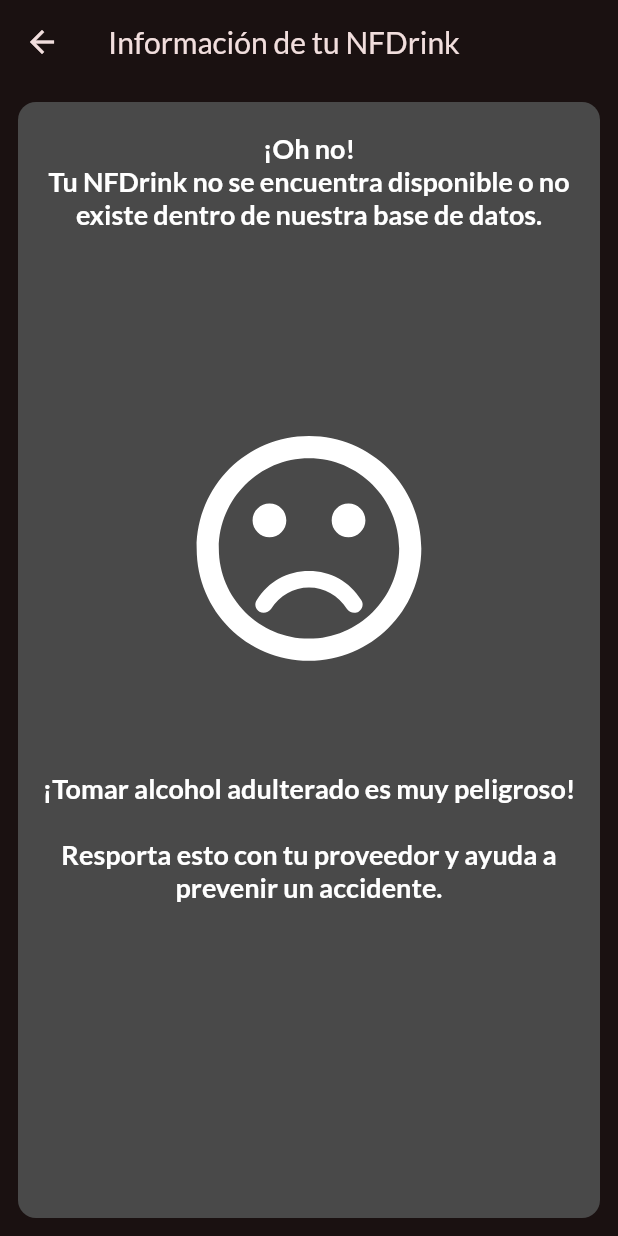
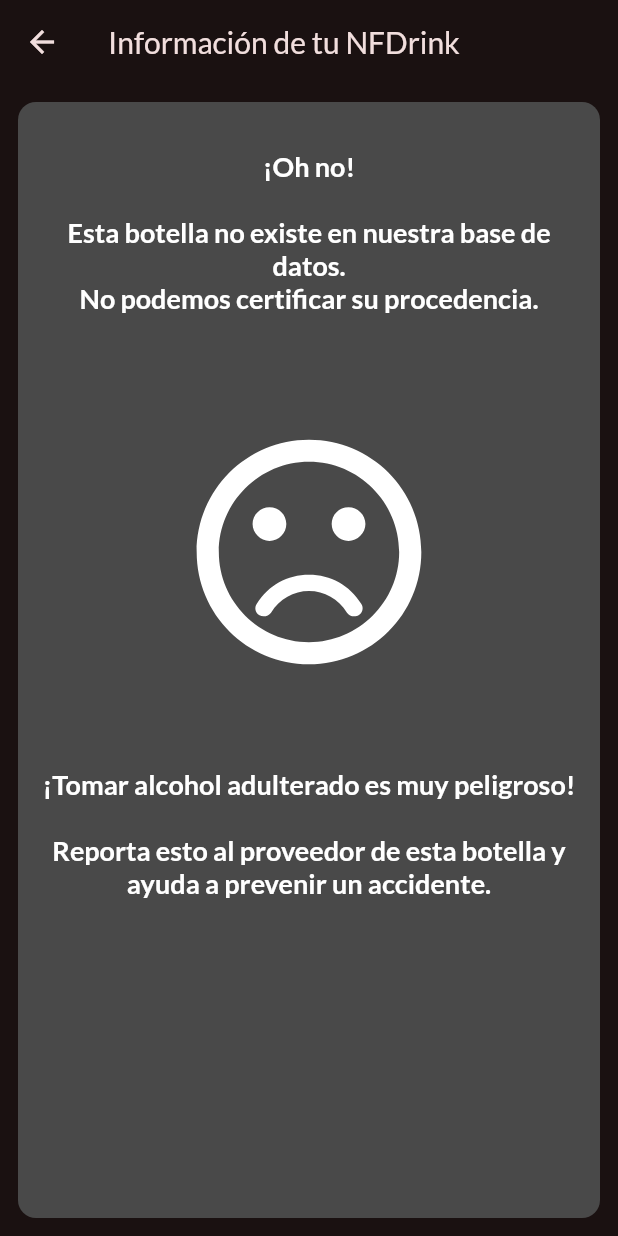
Before and after one commit to MikeGonzaBar/NFDrink, a Flutter app: the ScanBadResultPage screen opened directly, on a phone screen of 412 x 824 dp. Run offline on Flutter 3.47's test engine with Material 2 defaults, Android fonts, the phone set to English and light mode, and no system bars; our stand-ins replace geocoding, geolocator, google_fonts; missing offline and left inert: age_calculator, amplify_api, amplify_auth_cognito, amplify_authenticator, amplify_core, amplify_datastore and 3 more.

Commit message:
Send to bad result screen if tag is not in database

```diff
--- a/lib/pages/user/scan_bad_result.dart
+++ b/lib/pages/user/scan_bad_result.dart
@@ -17,6 +17,8 @@ class ScanBadResultPage extends StatelessWidget {
           decoration: const BoxDecoration(
               color: Color(0xff494949),
               borderRadius: BorderRadius.all(Radius.circular(12))),
+          child: Padding(
+            padding: const EdgeInsets.all(12),
             child: Column(
               mainAxisSize: MainAxisSize.max,
               children: const [
@@ -25,7 +27,7 @@ class ScanBadResultPage extends StatelessWidget {
                   child: Padding(
                     padding: EdgeInsets.only(top: 20),
                     child: Text(
-                    '¡Oh no!\nTu NFDrink no se encuentra disponible o no existe dentro de nuestra base de datos.',
+                      '¡Oh no!\n\nEsta botella no existe en nuestra base de datos.\nNo podemos certificar su procedencia.',
                       textAlign: TextAlign.center,
                       style: TextStyle(
                         color: Colors.white,
@@ -46,7 +48,7 @@ class ScanBadResultPage extends StatelessWidget {
                 Expanded(
                   flex: 2,
                   child: Text(
-                  '¡Tomar alcohol adulterado es muy peligroso!\n\nResporta esto con tu proveedor y ayuda a prevenir un accidente.',
+                    '¡Tomar alcohol adulterado es muy peligroso!\n\nReporta esto al proveedor de esta botella y ayuda a prevenir un accidente.',
                     textAlign: TextAlign.center,
                     style: TextStyle(
                       color: Colors.white,
@@ -59,6 +61,7 @@ class ScanBadResultPage extends StatelessWidget {
             ),
           ),
         ),
+      ),
     );
   }
 }
```
Also changed, not shown: lib/pages/user/home_page.dart (+4 -12 lines), lib/providers/nfc_provider.dart (+5 -2 lines). Lines whose indentation alone changed are shown as unchanged.
